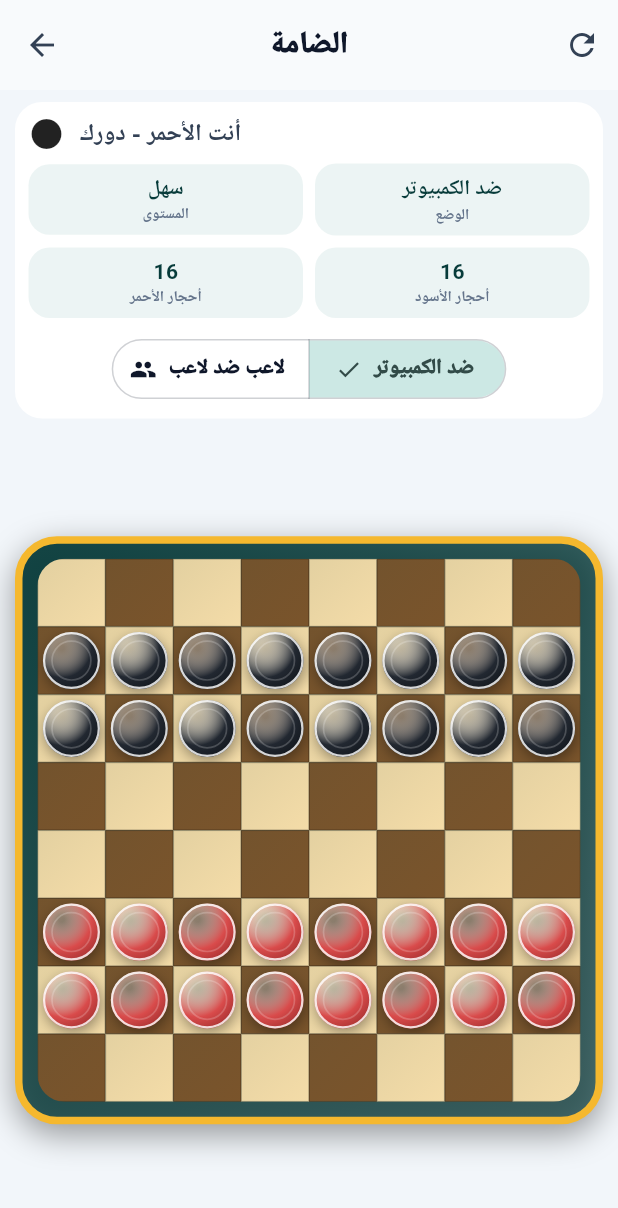
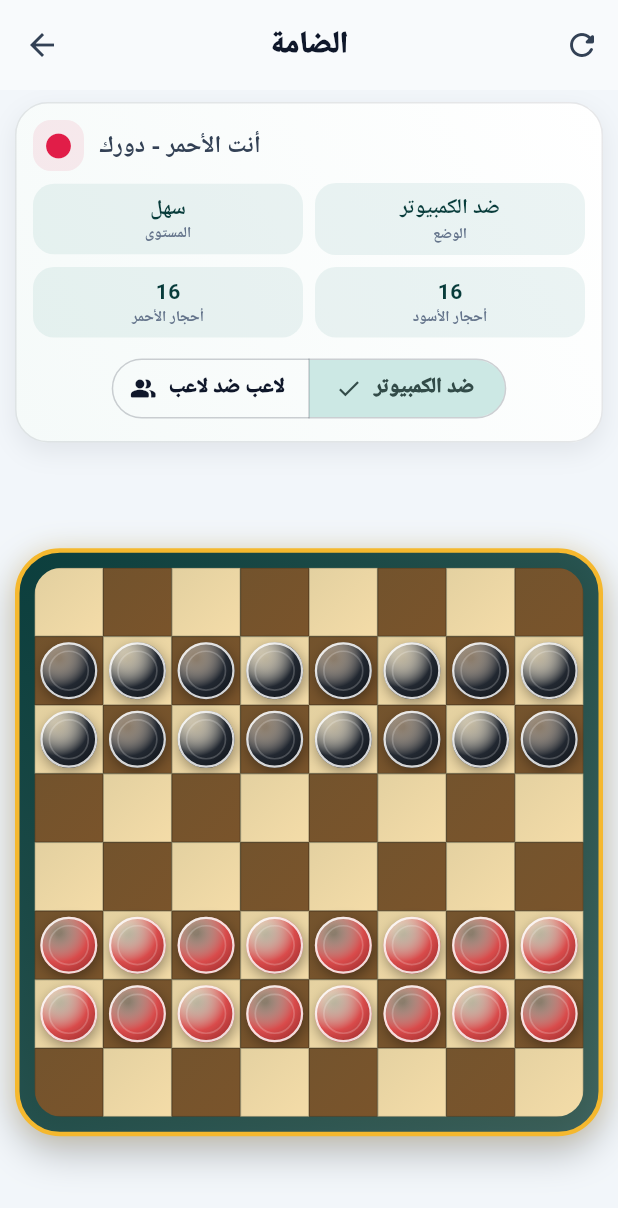
Before and after one commit to aljwaal1/gameslocal, a Flutter app: the CheckersGameScreen screen opened directly, on a phone screen of 412 x 824 dp. Shown: the top 1208 px of the screen. Run offline on Flutter 3.47's test engine with Material 3 defaults, Android fonts, the phone set to English and light mode, and no system bars; our stand-ins replace audioplayers, qr_flutter, shared_preferences; missing offline and left inert: flame; accounts and stored records are empty.

Commit message:
Polish premium checkers presentation

```diff
--- a/lib/games/checkers/checkers_game.dart
+++ b/lib/games/checkers/checkers_game.dart
@@ -770,25 +770,62 @@ class _CheckersGameScreenState extends State<CheckersGameScreen> {
             actions: [
               if (networkMode && localPlayerIsRed && _iphoneUrl.startsWith('http') && !hasAndroidGuest)
                 IconButton(tooltip: 'QR للمتصفح', onPressed: _showBrowserQr, icon: const Icon(Icons.qr_code_2_rounded)),
-              IconButton(onPressed: requestBoardReset, icon: const Icon(Icons.refresh))
+              IconButton(
+                tooltip: 'إعادة المباراة',
+                onPressed: requestBoardReset,
+                icon: const Icon(Icons.refresh_rounded),
+              )
             ],
           ),
           body: Column(
             children: [
               Padding(
                 padding: const EdgeInsets.fromLTRB(10, 8, 10, 4),
-                child: Card(
-                  elevation: 0,
-                  shape: RoundedRectangleBorder(
-                      borderRadius: BorderRadius.circular(18)),
+                child: Container(
+                  decoration: BoxDecoration(
+                    gradient: const LinearGradient(
+                      begin: Alignment.topRight,
+                      end: Alignment.bottomLeft,
+                      colors: <Color>[
+                        Color(0xFFFFFFFF),
+                        Color(0xFFF5FAF9),
+                      ],
+                    ),
+                    borderRadius: BorderRadius.circular(22),
+                    border: Border.all(color: const Color(0x1A0F172A)),
+                    boxShadow: const <BoxShadow>[
+                      BoxShadow(
+                        color: Color(0x140F172A),
+                        blurRadius: 14,
+                        offset: Offset(0, 6),
+                      ),
+                    ],
+                  ),
                   child: Padding(
-                    padding: const EdgeInsets.all(9),
+                    padding: const EdgeInsets.all(11),
                     child: Column(
                       children: [
                         Row(
                           children: [
-                            Icon(
-                                redTurn ? Icons.circle : Icons.circle_outlined),
+                            Container(
+                              width: 34,
+                              height: 34,
+                              decoration: BoxDecoration(
+                                color: redTurn
+                                    ? const Color(0x16E11D48)
+                                    : const Color(0x120F172A),
+                                borderRadius: BorderRadius.circular(12),
+                              ),
+                              child: Icon(
+                                redTurn
+                                    ? Icons.circle_rounded
+                                    : Icons.circle_outlined,
+                                color: redTurn
+                                    ? const Color(0xFFE11D48)
+                                    : const Color(0xFF0F172A),
+                                size: 20,
+                              ),
+                            ),
                             const SizedBox(width: 10),
                             Expanded(
                                 child: Text(message,
@@ -848,11 +885,11 @@ class _CheckersGameScreenState extends State<CheckersGameScreen> {
                               ButtonSegment(
                                   value: false,
                                   label: Text('لاعب ضد لاعب'),
-                                  icon: Icon(Icons.people)),
+                                  icon: Icon(Icons.people_alt_rounded)),
                               ButtonSegment(
                                   value: true,
                                   label: Text('ضد الكمبيوتر'),
-                                  icon: Icon(Icons.smart_toy)),
+                                  icon: Icon(Icons.smart_toy_rounded)),
                             ],
                             selected: {playVsBot},
                             onSelectionChanged: (value) {
@@ -878,18 +915,26 @@ class _CheckersGameScreenState extends State<CheckersGameScreen> {
                           gradient: LinearGradient(
                             begin: Alignment.topLeft,
                             end: Alignment.bottomRight,
-                            colors: [
-                              tableColor.withOpacity(0.95),
-                              tableColor.withOpacity(0.65)
+                            colors: <Color>[
+                              tableColor.withValues(alpha: .98),
+                              tableColor.withValues(alpha: .72),
                             ],
                           ),
-                          borderRadius: BorderRadius.circular(28),
-                          border: Border.all(color: AppColors.accent, width: 5),
-                          boxShadow: const [
+                          borderRadius: BorderRadius.circular(30),
+                          border: Border.all(
+                            color: const Color(0xFFF5B82E),
+                            width: 3,
+                          ),
+                          boxShadow: const <BoxShadow>[
                             BoxShadow(
-                                color: Colors.black38,
-                                blurRadius: 18,
-                                offset: Offset(0, 7))
+                              color: Color(0x42000000),
+                              blurRadius: 22,
+                              offset: Offset(0, 10),
+                            ),
+                            BoxShadow(
+                              color: Color(0x33F5B82E),
+                              blurRadius: 12,
+                            ),
                           ],
                         ),
                         child: ClipRRect(
```
